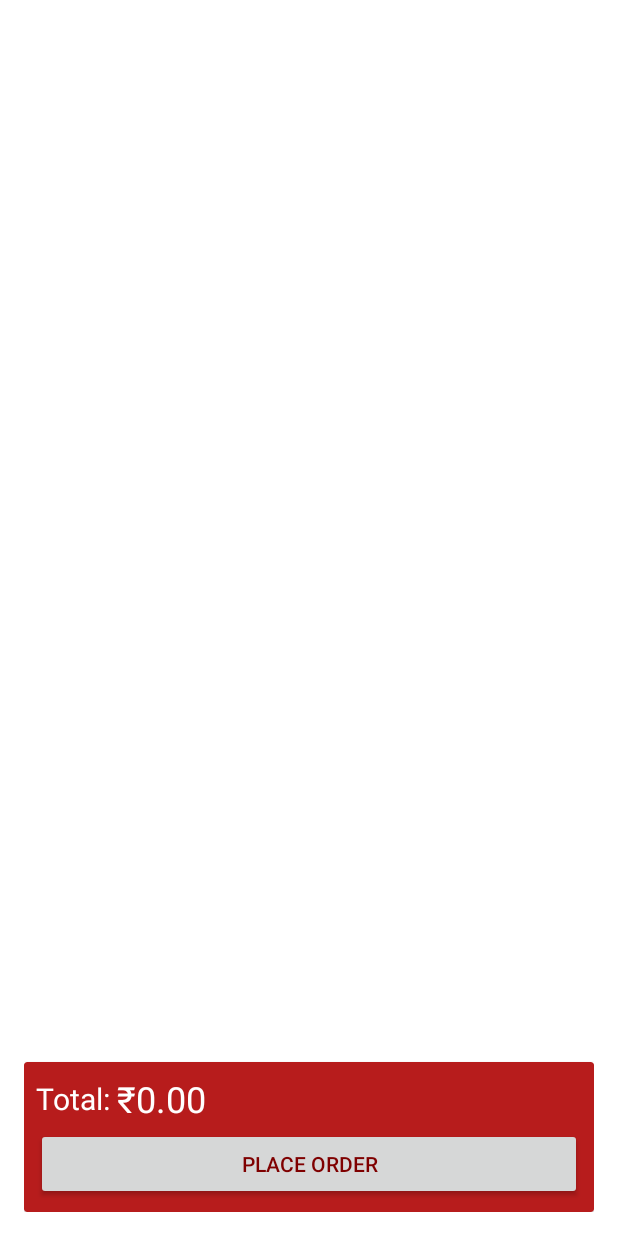
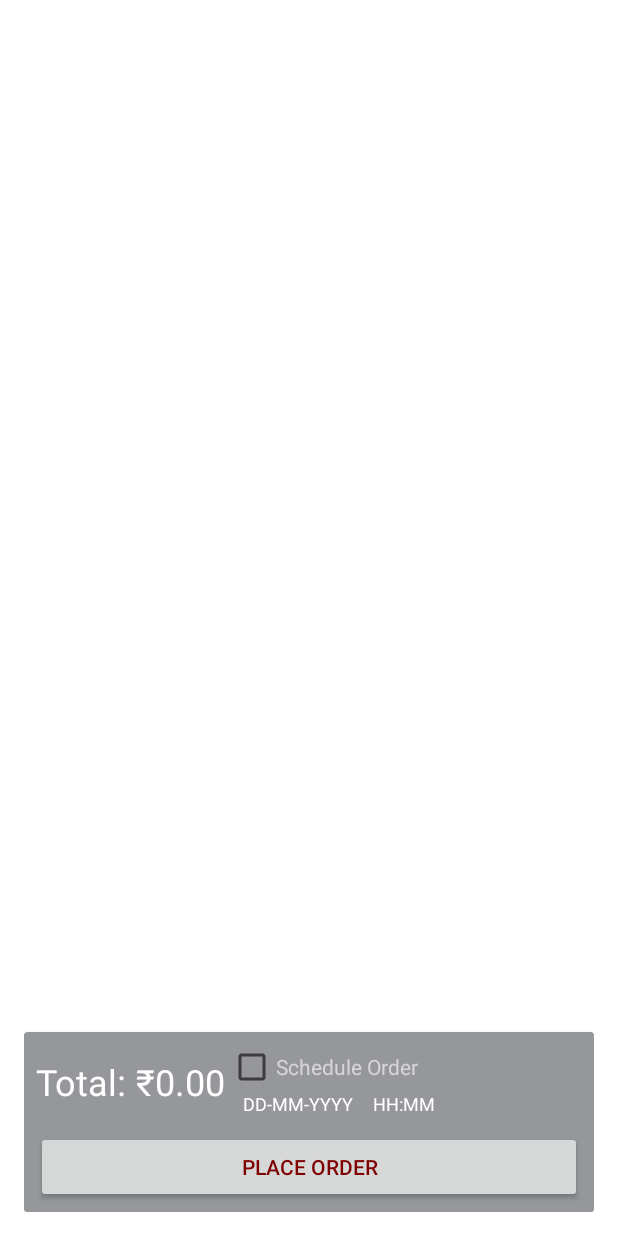
Before and after one commit to chpradeep/EatIt-master, an Android app: the Cart screen opened directly, with no data from a screen before it, on a phone screen of 412 x 824 dp. Run offline under Robolectric (Android 15) with nearby library versions, the phone set to English and light mode, and no system bars; our stand-ins replace Firebase (no records; nobody signed in at launch, a user with empty details on screens opened directly), Picasso; libraries missing offline, so code that uses them is left out: com.amulyakhare.textdrawable, com.cepheuen.elegantnumberbutton, com.readystatesoftware.sqliteasset, info.hoang8f.widget; plain views replace FButton; pictures from the network do not load; 5 statements that could not run were skipped.

Commit message:
Order Status bug fixes

```diff
--- a/app/src/main/java/com/proyek/rahmanjai/eatit/Home.java
+++ b/app/src/main/java/com/proyek/rahmanjai/eatit/Home.java
@@ -229,7 +229,7 @@ public class Home extends AppCompatActivity
             protected void populateViewHolder(MenuViewHolder viewHolder, Category model, int position) {
                 viewHolder.txtMenuName.setText(model.getNama());
                 viewHolder.itemCnt.setText(""+model.getCount()+" Customizations");
-                viewHolder.txtMenuName.setTextColor(model.getColor());
+                //viewHolder.txtMenuName.setTextColor(model.getColor());
                 Typeface face = Typeface.createFromAsset(getAssets(), "fonts/Publica Sans W00 Light.ttf");
                 viewHolder.txtMenuName.setTypeface(face);
                 viewHolder.itemCnt.setTypeface(face);
--- a/app/src/main/java/com/proyek/rahmanjai/eatit/ViewHolder/OrderViewHolder.java
+++ b/app/src/main/java/com/proyek/rahmanjai/eatit/ViewHolder/OrderViewHolder.java
@@ -9,7 +9,7 @@ import com.proyek.rahmanjai.eatit.R;
 
 public class OrderViewHolder extends RecyclerView.ViewHolder implements View.OnClickListener {
 
-    public TextView txtOrderId, txtOrderStatus, txtOrderPhone, txtOrderAddres;
+    public TextView txtOrderId, txtOrderStatus, txtOrderPhone, txtOrderAddres, txtOrderDate;
 
     private ItemClickListener itemClickListener;
 
@@ -20,6 +20,7 @@ public class OrderViewHolder extends RecyclerView.ViewHolder implements View.OnC
         txtOrderId = itemView.findViewById(R.id.order_id);
         txtOrderStatus = itemView.findViewById(R.id.order_status);
         txtOrderPhone = itemView.findViewById(R.id.order_phone);
+        txtOrderDate = itemView.findViewById(R.id.order_date);
 
         itemView.setOnClickListener(this);
     }
--- a/app/src/main/res/layout/activity_cart.xml
+++ b/app/src/main/res/layout/activity_cart.xml
@@ -16,13 +16,14 @@
 
     <android.support.v7.widget.CardView
         android:layout_alignParentBottom="true"
-        app:cardBackgroundColor="@color/colorPrimary"
+        app:cardBackgroundColor="@color/overlayBackground"
         android:layout_width="match_parent"
-        android:layout_height="100dp">
+        android:layout_height="120dp">
 
-        <RelativeLayout
+        <LinearLayout
             android:layout_width="match_parent"
-            android:layout_height="match_parent">
+            android:layout_height="wrap_content"
+            android:orientation="vertical">
 
             <LinearLayout
                 android:layout_margin="8dp"
@@ -30,22 +31,56 @@
                 android:orientation="horizontal"
                 android:layout_width="wrap_content"
                 android:layout_height="wrap_content">
-
                 <TextView
                     android:layout_width="wrap_content"
                     android:layout_height="wrap_content"
                     android:text="Total: "
                     android:textColor="@android:color/white"
-                    android:textSize="20sp"
+                    android:textSize="24sp"
                     android:typeface="sans" />
-
                 <TextView
                     android:id="@+id/total"
-                    android:text="Rs. 10.000"
+                    android:text="Rs. 1000.00"
                     android:textSize="24sp"
                     android:textColor="@android:color/white"
                     android:layout_width="wrap_content"
                     android:layout_height="wrap_content" />
+                <LinearLayout
+                    android:layout_width="wrap_content"
+                    android:layout_height="wrap_content"
+                    android:layout_marginLeft="2dp"
+                    android:orientation="vertical"
+                    android:layout_marginBottom="1dp">
+                    <CheckBox android:id="@+id/scheduled"
+                        android:layout_width="wrap_content"
+                        android:layout_height="wrap_content"
+                        android:text="Schedule Order"
+                        android:onClick="onCheckboxClicked"
+                        android:textColor="@color/white"/>
+                    <LinearLayout
+                        android:layout_width="wrap_content"
+                        android:layout_height="wrap_content"
+                        android:layout_marginLeft="10dp"
+                        android:orientation="horizontal">
+                        <TextView
+                            android:id="@+id/scheduleDate"
+                            android:text="DD-MM-YYYY"
+                            android:textSize="12dp"
+                            android:textColor="@android:color/white"
+                            android:layout_width="wrap_content"
+                            android:layout_height="wrap_content" />
+                        <TextView
+                            android:layout_marginLeft="10dp"
+                            android:id="@+id/scheduleTime"
+                            android:text=" HH:MM "
+                            android:textSize="12dp"
+                            android:textColor="@android:color/white"
+                            android:layout_width="wrap_content"
+                            android:layout_height="wrap_content" />
+                    </LinearLayout>
+
+                </LinearLayout>
+
 
             </LinearLayout>
 
@@ -58,15 +93,16 @@
                 android:layout_alignParentBottom="true"
                 android:layout_width="match_parent"
                 android:layout_height="wrap_content"
-                android:layout_margin="8dp"
                 android:layout_weight="1"
                 app:cornerRadius="4dp"
                 app:fButtonColor="@color/white"
                 app:shadowColor="#EEEEEE"
                 app:shadowEnabled="true"
-                app:shadowHeight="5dp" />
+                app:shadowHeight="5dp"
+                android:layout_marginBottom="5dp"/>
 
-        </RelativeLayout>
+
+        </LinearLayout>
 
     </android.support.v7.widget.CardView>
 
```
Also changed, not shown: app/src/main/java/com/proyek/rahmanjai/eatit/Cart.java (+99 -3 lines), app/src/main/java/com/proyek/rahmanjai/eatit/Model/Request.java (+14 -1 lines), app/src/main/java/com/proyek/rahmanjai/eatit/OrderStatus.java (+8 -0 lines), app/src/main/res/layout/activity_main.xml (+7 -3 lines), app/src/main/res/layout/food_item.xml (+11 -10 lines).
